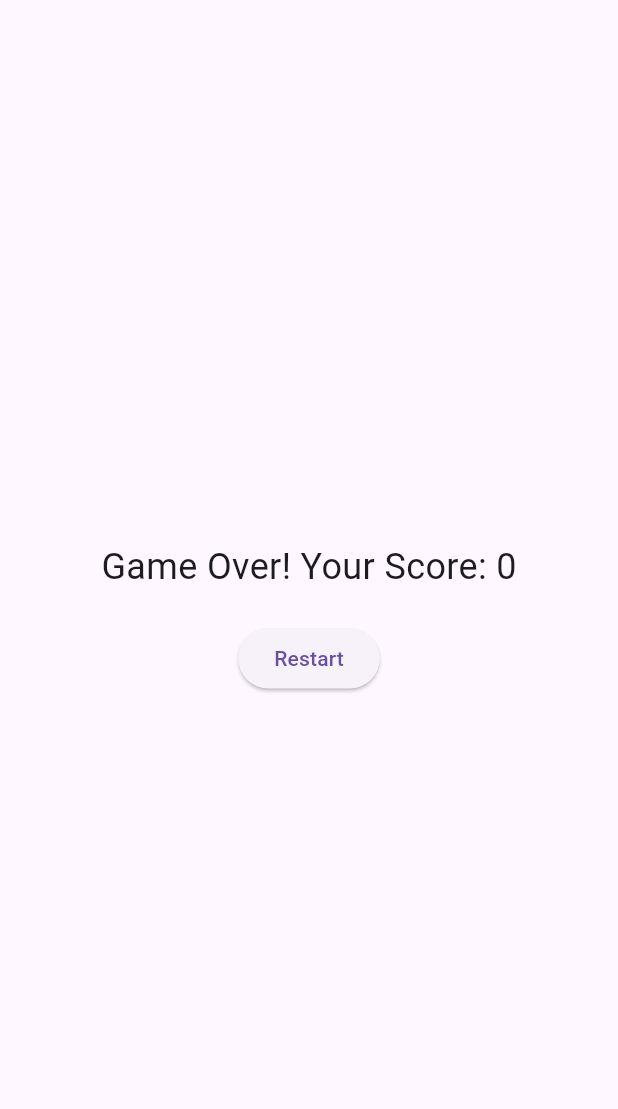
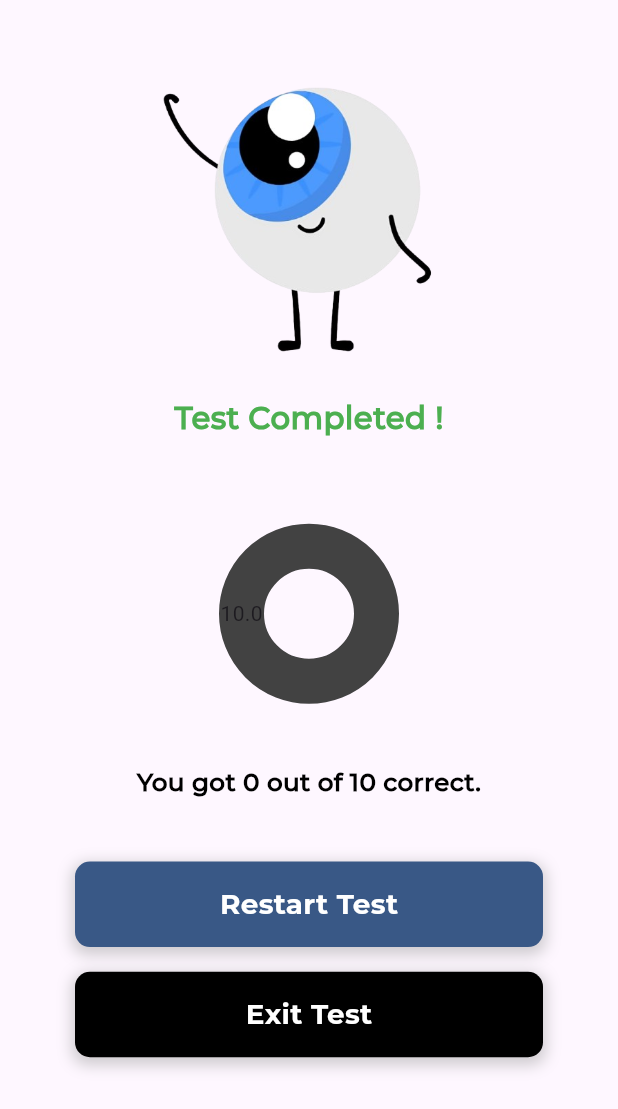
Before and after one commit to BilalKhanT/OculaCare, a Flutter app: the _GameOverScreen widget shown alone on an empty page, opened directly with empty values, on a phone screen of 412 x 824 dp. Shown: the top 1109 px of the screen. Run offline on Flutter 3.47's test engine with Material 3 defaults, Android fonts, the phone set to English and light mode, and no system bars; drawn by our look-alikes of fl_chart; our stand-ins replace audioplayers, bloc, camera, carousel_slider, equatable, firebase_auth and 23 more; missing offline and left inert: flame, flutter_file_dialog, flutter_pdfview, google_mlkit_face_detection; accounts and stored records are empty; project files that could hold a hidden picture were left out.

Commit message:
updated: odd out test screen

```diff
--- a/lib/presentation/test_dashboard/color_perception_tests/odd_odd_screen.dart
+++ b/lib/presentation/test_dashboard/color_perception_tests/odd_odd_screen.dart
@@ -7,6 +7,7 @@ import '../../../logic/tests/color_tests/odd_out_cubit.dart';
 import '../../../logic/tests/test_schedule_cubit.dart';
 import '../../widgets/btn_flat.dart';
 import '../../widgets/schedule_bottom_modal.dart';
+import '../widgets/severity_chart.dart';
 
 class OutOddScreen extends StatelessWidget {
   const OutOddScreen({super.key});
@@ -156,19 +157,61 @@ class _GameOverScreen extends StatelessWidget {
 
   @override
   Widget build(BuildContext context) {
-    return Center(
+    double screenHeight = MediaQuery.sizeOf(context).height;
+    double screenWidth = MediaQuery.sizeOf(context).width;
+    return SingleChildScrollView(
       child: Column(
-        mainAxisAlignment: MainAxisAlignment.center,
+        crossAxisAlignment: CrossAxisAlignment.center,
         children: [
+          Image.asset(
+            'assets/images/result_test.png',
+            height: screenHeight * 0.3,
+          ),
+          SizedBox(
+            height: screenHeight * 0.02,
+          ),
+          Text('Test Completed !',
+              style: TextStyle(
+                color: Colors.green,
+                fontFamily: 'MontserratMedium',
+                fontWeight: FontWeight.w800,
+                fontSize: screenWidth * 0.05,
+              )),
+          SizedBox(height: screenHeight * 0.02),
+          SeverityChart(score: score),
           Text(
-            'Game Over! Your Score: $score',
-            style: const TextStyle(fontSize: 24),
+            'You got $score out of 10 correct.',
+            textAlign: TextAlign.center,
+            style: TextStyle(
+              color: Colors.black,
+              fontFamily: 'MontserratMedium',
+              fontWeight: FontWeight.w800,
+              fontSize: screenWidth * 0.04,),
           ),
-          const SizedBox(height: 20),
-          ElevatedButton(
-            onPressed: () => context.read<OddOutCubit>().restartGame(),
-            child: const Text('Restart'),
+          SizedBox(height: screenHeight * 0.05),
+          Padding(
+            padding: const EdgeInsets.symmetric(horizontal: 30.0),
+            child: ButtonFlat(
+                btnColor: AppColors.appColor,
+                textColor: Colors.white,
+                onPress: () =>
+                    context.read<OddOutCubit>().restartGame(),
+                text: 'Restart Test'),
           ),
+          SizedBox(
+            height: screenHeight * 0.02,
+          ),
+          Padding(
+            padding: const EdgeInsets.symmetric(horizontal: 30.0),
+            child: ButtonFlat(
+                btnColor: Colors.black,
+                textColor: Colors.white,
+                onPress: () {
+                  context.read<OddOutCubit>().endGame();
+                  context.pop();
+                },
+                text: 'Exit Test'),
+          )
         ],
       ),
     );
```
